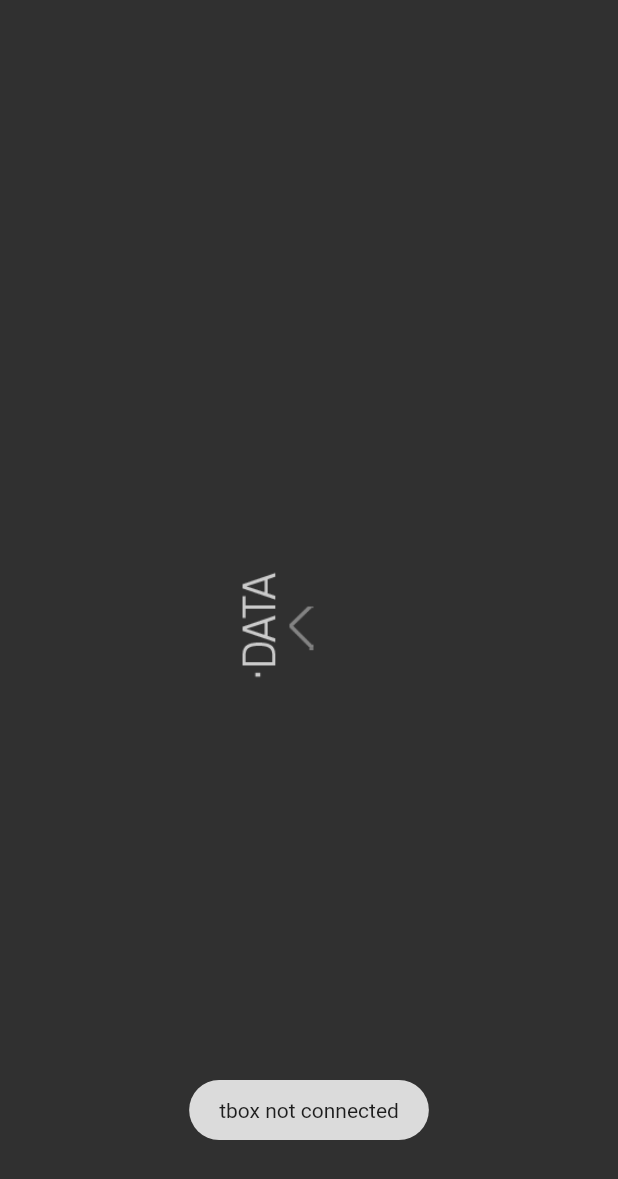
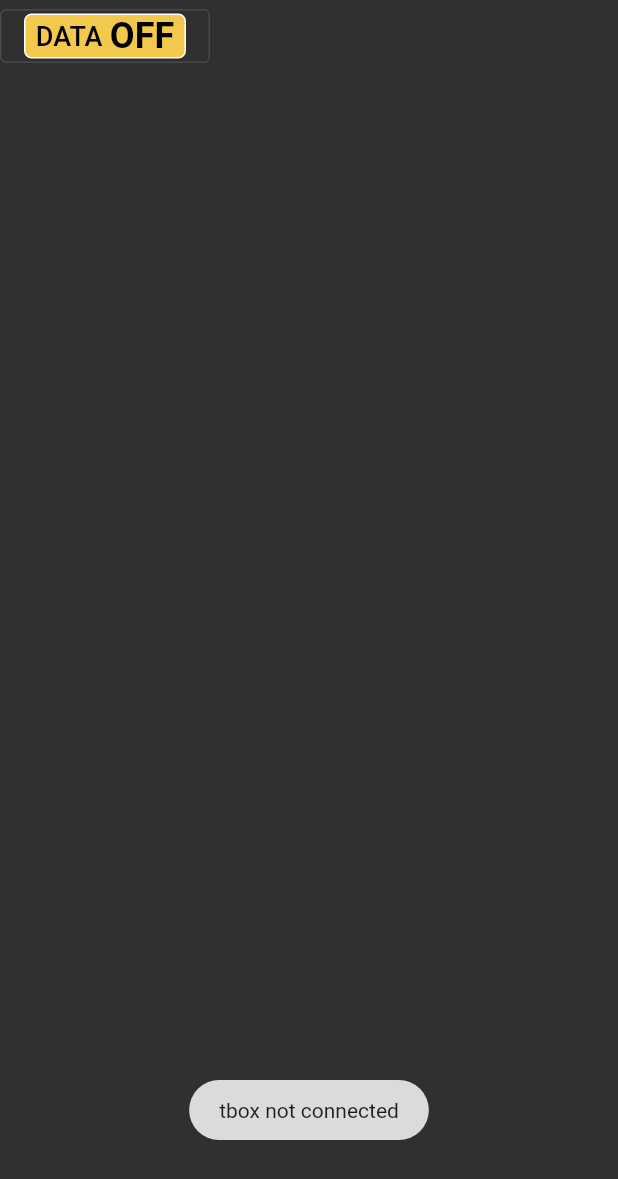
Before and after one commit to Habced/t-box_app, a Flutter app: the TBoxDataRight widget shown alone on an empty page, opened directly, on a phone screen of 412 x 824 dp. Shown: the top 1179 px of the screen. Run offline on Flutter 3.47's test engine with Material 2 defaults, Android fonts, the phone set to English and light mode, and no system bars; our stand-ins replace assets_audio_player, carousel_slider, chewie, dotted_decoration, flutter_html, fluttertoast and 4 more; missing offline and left inert: flutter_ble_lib, proj4dart, system_setting; accounts and stored records are empty; network calls fail.

Commit message:
vod player UI and data changes

```diff
--- a/lib/components/video_player.dart
+++ b/lib/components/video_player.dart
@@ -47,6 +47,8 @@ class TBoxDataRightState extends State<TBoxDataRight> with SingleTickerProviderS
   List<List<int>> writeCommands;
   bool writing;
 
+  Stopwatch myStopwatch;
+
   // Send
   final int sidDeviceStatus = 0x00; // 0.toByte() ( Reply 128 / 0.80 )
   final int sidBatteryStatus = 0x01; // 1.toByte() ( Reply 129 / 0.81 )
@@ -77,21 +79,47 @@ class TBoxDataRightState extends State<TBoxDataRight> with SingleTickerProviderS
       Fluttertoast.showToast(msg: "tbox not connected");
       isTboxConnected = false;
     }
+    myStopwatch = Stopwatch()..start();
   }
 
   @override
   Widget build(BuildContext context) {
-    var icon = SlideTransition(
-      position: offset,
-      child: Container(
-        width: 120,
+    var myBoxDecor = BoxDecoration(
+      color: gvars.MyPrimaryYellowColor,
+      border: Border.all(width: 1, color: Colors.white),
+      borderRadius: BorderRadius.circular(5),
+    );
+
+    var ts14 = TextStyle(fontSize: 14, color: Colors.black);
+    var ts18 = TextStyle(fontSize: 18, color: Colors.black);
+    var ts24 = TextStyle(fontSize: 24, color: Colors.black, fontWeight: FontWeight.bold);
+
+    var dataOn = Container(
+      height: 30,
+      width: 140,
+      decoration: myBoxDecor,
+      child: Row(
+        mainAxisAlignment: MainAxisAlignment.center,
+        children: [Text('DATA', style: ts18), SizedBox(width: 5), Text('ON', style: ts24)],
+      ),
+    );
+
+    var dataOff = Container(
+      height: 30,
+      width: 140,
+      decoration: myBoxDecor,
+      child: Row(
+        mainAxisAlignment: MainAxisAlignment.center,
+        children: [Text('DATA', style: ts18), SizedBox(width: 5), Text('OFF', style: ts24)],
+      ),
+    );
+
+    var dataToggle = Container(
+      width: 140,
       child: Align(
         alignment: Alignment.centerRight,
-          child: FlatButton(
-            padding: EdgeInsets.all(0.0),
-            child: isOpen
-                ? Image.asset('assets/images/side_data_close_icon.png', fit: BoxFit.scaleDown)
-                : Image.asset('assets/images/side_data_open_icon.png', fit: BoxFit.scaleDown),
+        child: OutlinedButton(
+          child: isOpen ? dataOn : dataOff,
           onPressed: () {
             switch (_animationController.status) {
               case AnimationStatus.completed:
@@ -111,102 +139,91 @@ class TBoxDataRightState extends State<TBoxDataRight> with SingleTickerProviderS
           },
         ),
       ),
+    );
+
+    var dataTime = Container(
+      height: 40,
+      width: 140,
+      decoration: myBoxDecor,
+      padding: EdgeInsets.symmetric(horizontal: 10),
+      child: Row(
+        mainAxisAlignment: MainAxisAlignment.spaceBetween,
+        children: [
+          Container(
+            height: 30,
+            child: Image.asset('assets/images/icon_time.png'),
+          ),
+          SizedBox(width: 5),
+          Text(formatDuration(myStopwatch.elapsed), style: ts24)
+        ],
       ),
     );
-
-    var rpmData = Column(
-      crossAxisAlignment: CrossAxisAlignment.start,
-      children: <Widget>[
-        SizedBox(
-          width: 110,
+    var dataCal = Container(
+      height: 40,
+      width: 140,
+      decoration: myBoxDecor,
+      padding: EdgeInsets.symmetric(horizontal: 10),
       child: Row(
+        mainAxisAlignment: MainAxisAlignment.spaceBetween,
+        children: [
+          Container(
+            height: 30,
+            child: Image.asset('assets/images/icon_cal.png'),
+          ),
+          SizedBox(width: 5),
+          Row(
             crossAxisAlignment: CrossAxisAlignment.end,
-            children: <Widget>[
-              Image(
-                width: 25,
-                height: 25,
-                color: Colors.yellow,
-                image: AssetImage('assets/images/rpm_icon.png'),
-              ),
-              Text("Touch Count", textAlign: TextAlign.left, style: overlayCateFont),
+            children: [
+              Text((cal / 1.4).floor().toString(), style: ts24),
+              Text('칼로리', style: ts14),
             ],
           ),
+        ],
       ),
-        SizedBox(
-          width: 110,
-          child: Container(
-            child: Text(touchCount.toString(), textAlign: TextAlign.right, style: overlayTextFont),
+    );
+    var dataTouch = Container(
+      height: 40,
+      width: 140,
+      decoration: myBoxDecor,
+      padding: EdgeInsets.symmetric(horizontal: 10),
+      child: Row(
+        mainAxisAlignment: MainAxisAlignment.spaceBetween,
+        children: [
+          Container(
+            height: 30,
+            child: Image.asset('assets/images/icon_touch.png'),
           ),
+          Row(
+            crossAxisAlignment: CrossAxisAlignment.end,
+            children: [
+              Text(touchCount.toString(), style: ts24),
+              Text('터치', style: ts14),
+            ],
           ),
         ],
+      ),
     );
-
-    var calData = Column(
-      crossAxisAlignment: CrossAxisAlignment.start,
-      children: <Widget>[
-        SizedBox(
-          width: 110,
-          child: Row(
-            crossAxisAlignment: CrossAxisAlignment.end,
-            children: <Widget>[
-              Image(
-                width: 25,
-                height: 25,
-                color: Colors.yellow,
-                image: AssetImage('assets/images/kcal_icon.png'),
-              ),
-              Text("KCAL", textAlign: TextAlign.left, style: overlayCateFont),
-            ],
-          ),
-        ),
-        SizedBox(
-          width: 110,
-          child: Container(
-            child: Text((cal / 1.4).floor().toString(), textAlign: TextAlign.right, style: overlayTextFont),
-          ),
-        ),
-      ],
-    );
-
-    var data = FadeTransition(
+    var dataColumn = FadeTransition(
       opacity: _animationController,
       child: SlideTransition(
         position: offset,
-        child: Row(
+        child: Column(
           children: <Widget>[
-            Container(color: Colors.yellow, alignment: Alignment.topLeft, width: 2, height: 200),
-            Container(
-              width: 130,
-              height: 200,
-              color: Color.fromRGBO(0, 0, 0, 0.7),
-              child: Row(
-                children: <Widget>[
-                  Align(
-                    alignment: Alignment.centerRight,
-                    child: Padding(
-                      padding: EdgeInsets.only(left: 10),
-                      child: Column(
-                        mainAxisAlignment: MainAxisAlignment.spaceAround,
-                        crossAxisAlignment: CrossAxisAlignment.start,
-                        children: <Widget>[
+            dataTime,
             SizedBox(height: 10),
-                          rpmData,
-                          calData,
+            dataCal,
             SizedBox(height: 10),
-                        ],
-                      ),
-                    ),
-                  ),
-                ],
-              ),
-            ),
+            dataTouch,
           ],
         ),
       ),
     );
-
-    return Row(
-      children: <Widget>[icon, Align(alignment: Alignment.centerRight, child: data)],
+    return Column(
+      children: [
+        dataToggle,
+        SizedBox(height: 30),
+        dataColumn,
+      ],
     );
   }
 
@@ -289,7 +306,7 @@ class TBoxDataRightState extends State<TBoxDataRight> with SingleTickerProviderS
         // await gvars.tboxWriteChar.write(writeCommands[0]);
         await gvars.tboxWriteChar.write(writeCommands[0], true);
       } catch (error) {
-        Fluttertoast.showToast(msg: "Error with BLE write");
+        Fluttertoast.showToast(msg: "Error with BLE write. T-Box could be disconnected.");
         print("Ble write message failed: " + writeCommands[0].toString());
         writing = false;
       }
@@ -322,9 +339,12 @@ class CadenceDataRightState extends State<CadenceDataRight> with SingleTickerPro
   String distanceText = "";
   String calText = "";
   double cal;
+  String speedText = "0.0";
   int latestCrankEventTime;
 
   bool isOpen = false;
+
+  Stopwatch myStopwatch;
 
   @override
   void initState() {
@@ -343,8 +363,8 @@ class CadenceDataRightState extends State<CadenceDataRight> with SingleTickerPro
 
           rpmText = gvars.crankData;
           distanceText = (gvars.distance - startDistance).toString().substring(0, 3) + " km";
-
-          widget.onDataChanged('tcycling,$distanceText,$cal');
+          widget.onDataChanged('tcycling,$cal,${gvars.distance - startDistance}, , , ');
+          speedText = gvars.speedString;
         }
       });
     });
@@ -355,21 +375,47 @@ class CadenceDataRightState extends State<CadenceDataRight> with SingleTickerPro
     );
     final curve = CurvedAnimation(curve: Curves.decelerate, parent: _animationController);
     offset = Tween<Offset>(begin: Offset(0.99, 0.0), end: Offset.zero).animate(curve);
+
+    myStopwatch = Stopwatch()..start();
   }
 
   @override
   Widget build(BuildContext context) {
-    var icon = SlideTransition(
-      position: offset,
-      child: Container(
-        width: 120,
+    var myBoxDecor = BoxDecoration(
+      color: gvars.MyPrimaryYellowColor,
+      border: Border.all(width: 1, color: Colors.white),
+      borderRadius: BorderRadius.circular(5),
+    );
+
+    var ts14 = TextStyle(fontSize: 14, color: Colors.black);
+    var ts18 = TextStyle(fontSize: 18, color: Colors.black);
+    var ts24 = TextStyle(fontSize: 24, color: Colors.black, fontWeight: FontWeight.bold);
+    var dataOn = Container(
+      height: 30,
+      width: 140,
+      decoration: myBoxDecor,
+      child: Row(
+        mainAxisAlignment: MainAxisAlignment.center,
+        children: [Text('DATA', style: ts18), SizedBox(width: 5), Text('ON', style: ts24)],
+      ),
+    );
+
+    var dataOff = Container(
+      height: 30,
+      width: 140,
+      decoration: myBoxDecor,
+      child: Row(
+        mainAxisAlignment: MainAxisAlignment.center,
+        children: [Text('DATA', style: ts18), SizedBox(width: 5), Text('OFF', style: ts24)],
+      ),
+    );
+
+    var dataToggle = Container(
+      width: 140,
       child: Align(
         alignment: Alignment.centerRight,
-          child: FlatButton(
-            padding: EdgeInsets.all(0.0),
-            child: isOpen
-                ? Image.asset('assets/images/side_data_close_icon.png', fit: BoxFit.scaleDown)
-                : Image.asset('assets/images/side_data_open_icon.png', fit: BoxFit.scaleDown),
+        child: OutlinedButton(
+          child: isOpen ? dataOn : dataOff,
           onPressed: () {
             switch (_animationController.status) {
               case AnimationStatus.completed:
@@ -389,130 +435,112 @@ class CadenceDataRightState extends State<CadenceDataRight> with SingleTickerPro
           },
         ),
       ),
+    );
+
+    var dataTime = Container(
+      height: 40,
+      width: 140,
+      decoration: myBoxDecor,
+      padding: EdgeInsets.symmetric(horizontal: 10),
+      child: Row(
+        mainAxisAlignment: MainAxisAlignment.spaceBetween,
+        children: [
+          Container(
+            height: 30,
+            child: Image.asset('assets/images/icon_time.png'),
+          ),
+          SizedBox(width: 5),
+          Text(formatDuration(myStopwatch.elapsed), style: ts24)
+        ],
       ),
     );
-
-    var rpmData = Column(
-      crossAxisAlignment: CrossAxisAlignment.start,
-      children: <Widget>[
-        SizedBox(
-          width: 110,
+    var dataCal = Container(
+      height: 40,
+      width: 140,
+      decoration: myBoxDecor,
+      padding: EdgeInsets.symmetric(horizontal: 10),
       child: Row(
-            crossAxisAlignment: CrossAxisAlignment.end,
-            children: <Widget>[
-              Image(
-                width: 25,
-                height: 25,
-                color: Colors.yellow,
-                image: AssetImage('assets/images/rpm_icon.png'),
+        mainAxisAlignment: MainAxisAlignment.spaceBetween,
+        children: [
+          Container(
+            height: 30,
+            child: Image.asset('assets/images/icon_cal.png'),
           ),
-              Text("RPM", textAlign: TextAlign.left, style: overlayCateFont),
+          SizedBox(width: 5),
+          Row(
+            children: [
+              Text((cal / 1.4).floor().toString(), style: ts24),
+              Text('칼로리', style: ts14),
             ],
           ),
+        ],
       ),
-        SizedBox(
-          width: 110,
-          child: Container(
-            child: Text(rpmText, textAlign: TextAlign.right, style: overlayTextFont),
+    );
+    var dataDistance = Container(
+      height: 40,
+      width: 140,
+      decoration: myBoxDecor,
+      padding: EdgeInsets.symmetric(horizontal: 10),
+      child: Row(
+        mainAxisAlignment: MainAxisAlignment.spaceBetween,
+        children: [
+          Container(
+            height: 30,
+            child: Image.asset('assets/images/icon_distance.png'),
           ),
+          Row(
+            children: [
+              Text(gvars.distanceString, style: ts24),
+              Text('Km', style: ts14),
+            ],
           ),
         ],
+      ),
     );
-
-    var distanceData = Column(
-      crossAxisAlignment: CrossAxisAlignment.start,
-      children: <Widget>[
-        SizedBox(
-          width: 110,
+    var dataSpeed = Container(
+      height: 40,
+      width: 140,
+      decoration: myBoxDecor,
+      padding: EdgeInsets.symmetric(horizontal: 10),
       child: Row(
-            crossAxisAlignment: CrossAxisAlignment.end,
-            children: <Widget>[
-              Image(
-                width: 25,
-                height: 25,
-                color: Colors.yellow,
-                image: AssetImage('assets/images/dist_icon.png'),
+        mainAxisAlignment: MainAxisAlignment.spaceBetween,
+        children: [
+          Container(
+            height: 30,
+            child: Image.asset('assets/images/icon_speed.png'),
           ),
-              Text("DISTANCE", textAlign: TextAlign.left, style: overlayCateFont),
+          Row(
+            children: [
+              Text(gvars.speedString, style: ts24),
+              Text('Km/h', style: ts14),
             ],
           ),
-        ),
-        SizedBox(
-          width: 110,
-          child: Container(
-            child: Text(distanceText, textAlign: TextAlign.right, style: overlayTextFont),
-          ),
-        ),
-      ],
-    );
-
-    var calData = Column(
-      crossAxisAlignment: CrossAxisAlignment.start,
-      children: <Widget>[
-        SizedBox(
-          width: 110,
-          child: Row(
-            crossAxisAlignment: CrossAxisAlignment.end,
-            children: <Widget>[
-              Image(
-                width: 25,
-                height: 25,
-                color: Colors.yellow,
-                image: AssetImage('assets/images/kcal_icon.png'),
-              ),
-              Text("KCAL", textAlign: TextAlign.left, style: overlayCateFont),
         ],
       ),
-        ),
-        SizedBox(
-          width: 110,
-          child: Container(
-            child: Text(calText, textAlign: TextAlign.right, style: overlayTextFont),
-          ),
-        ),
-      ],
     );
-
-    var data = FadeTransition(
+    var dataColumn = FadeTransition(
       opacity: _animationController,
       child: SlideTransition(
         position: offset,
-        child: Row(
+        child: Column(
           children: <Widget>[
-            Container(color: Colors.yellow, alignment: Alignment.topLeft, width: 2, height: 200),
-            Container(
-              width: 130,
-              height: 200,
-              color: Color.fromRGBO(0, 0, 0, 0.7),
-              child: Row(
-                children: <Widget>[
-                  Align(
-                    alignment: Alignment.centerRight,
-                    child: Padding(
-                      padding: EdgeInsets.only(left: 10),
-                      child: Column(
-                        mainAxisAlignment: MainAxisAlignment.spaceAround,
-                        crossAxisAlignment: CrossAxisAlignment.start,
-                        children: <Widget>[
-                          SizedBox(height: 10),
-                          rpmData,
-                          distanceData,
-                          calData,
-                          SizedBox(height: 10),
-                        ],
-                      ),
-                    ),
-                  ),
-                ],
-              ),
-            ),
+            dataTime,
+            SizedBox(height: 3),
+            dataCal,
+            SizedBox(height: 3),
+            dataDistance,
+            SizedBox(height: 3),
+            dataSpeed,
           ],
         ),
       ),
     );
-
-    return Row(
-      children: <Widget>[icon, Align(alignment: Alignment.centerRight, child: data)],
+    return Column(
+      children: [
+        dataToggle,
+        SizedBox(height: 10),
+        dataColumn,
+      ],
     );
   }
 
@@ -525,12 +553,6 @@ class CadenceDataRightState extends State<CadenceDataRight> with SingleTickerPro
 
   startCollectingData() {
     print("Started collecting data");
-  }
-
-  getData() {
-    print("called get data");
-    // TODO properly get current tcycling data
-    return 1;
   }
 }
 
@@ -784,3 +806,35 @@ class TopDataPainter extends CustomPainter {
     return true;
   }
 }
+
+String formatDuration(Duration position) {
+  final ms = position.inMilliseconds;
+
+  int seconds = ms ~/ 1000;
+  final int hours = seconds ~/ 3600;
+  seconds = seconds % 3600;
+  var minutes = seconds ~/ 60;
+  seconds = seconds % 60;
+
+  final hoursString = hours >= 10
+      ? '$hours'
+      : hours == 0
+          ? '00'
+          : '0$hours';
+
+  final minutesString = minutes >= 10
+      ? '$minutes'
+      : minutes == 0
+          ? '00'
+          : '0$minutes';
+
+  final secondsString = seconds >= 10
+      ? '$seconds'
+      : seconds == 0
+          ? '00'
+          : '0$seconds';
+
+  final formattedTime = '${hoursString == '00' ? '' : hoursString + ':'}$minutesString:$secondsString';
+
+  return formattedTime;
+}
```
Also changed, not shown: lib/shared/global_vars.dart (+8 -4 lines). Lines whose indentation alone changed are shown as unchanged.
